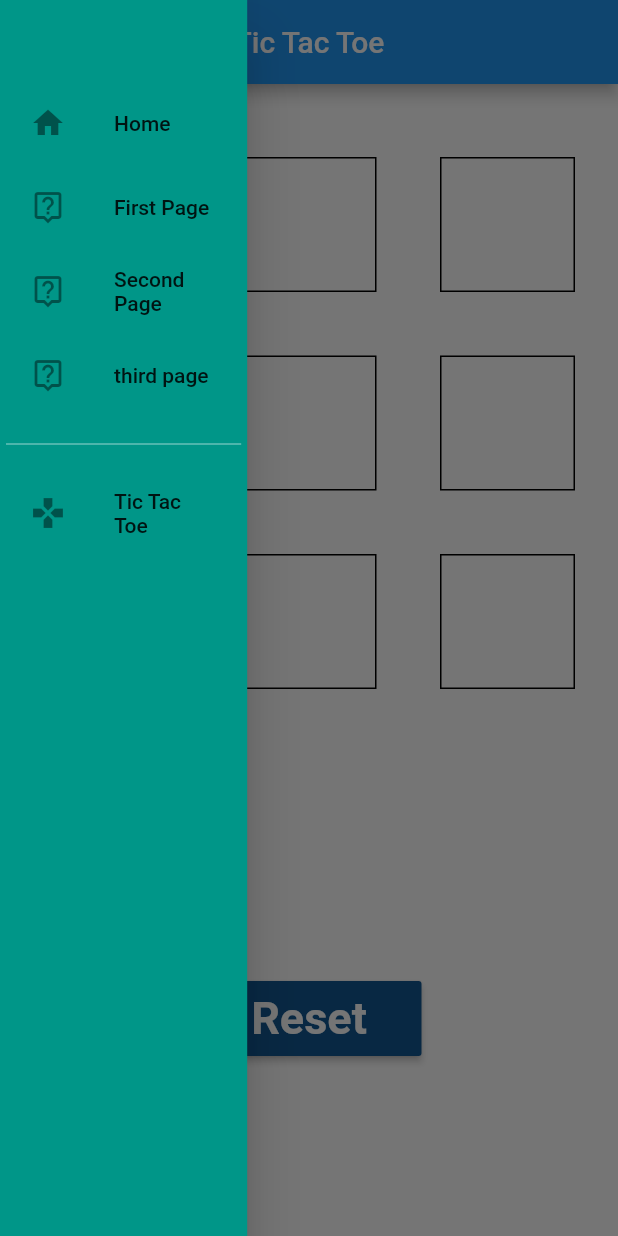
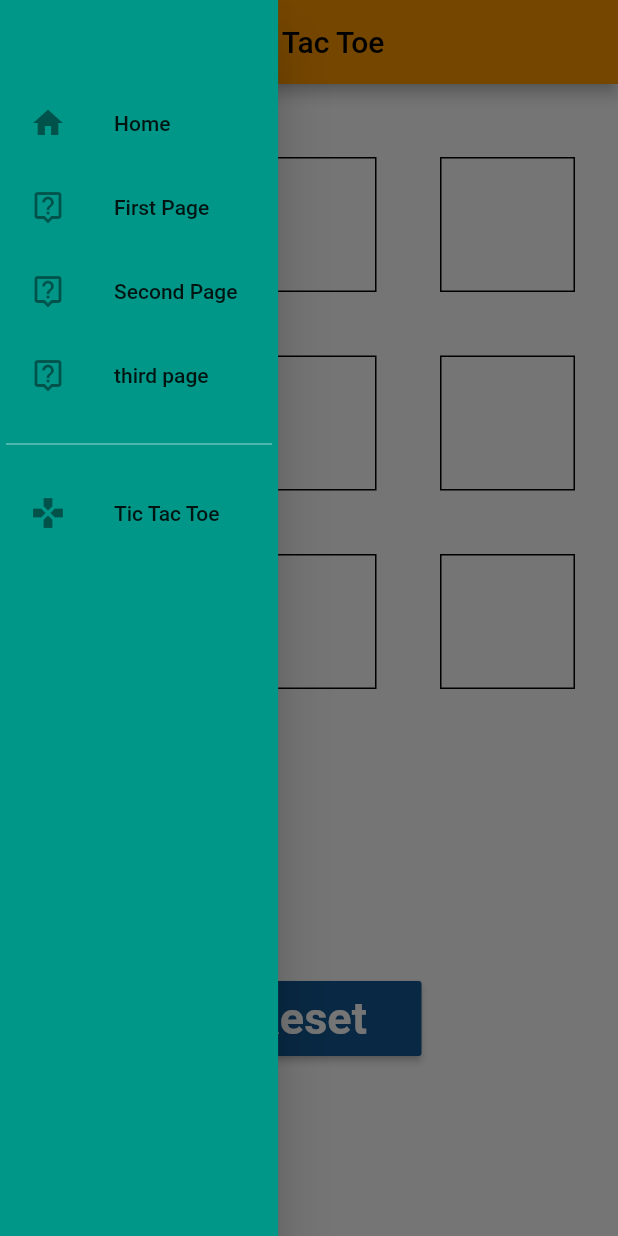
Before and after one commit to EDR3X/myApp, a Flutter app: the HomePage screen opened directly, with the side drawer open, on a phone screen of 412 x 824 dp. Run offline on Flutter 3.47's test engine with Material 2 defaults, Android fonts, the phone set to English and light mode, and no system bars.

Commit message:
theme added

```diff
--- a/lib/main.dart
+++ b/lib/main.dart
@@ -3,6 +3,9 @@
 
 void main(List<String> args) => runApp(
       MaterialApp(
+        theme: ThemeData(
+          colorScheme: ColorScheme.fromSwatch(primarySwatch: Colors.orange),
+        ),
         debugShowCheckedModeBanner: false,
         title: "My first App",
         home: login(),
--- a/lib/myDrawer.dart
+++ b/lib/myDrawer.dart
@@ -16,7 +16,7 @@
   @override
   Widget build(BuildContext context) {
     return SizedBox(
-      width: MediaQuery.of(context).size.width * 0.40,
+      width: MediaQuery.of(context).size.width * 0.45,
       child: Drawer(
         backgroundColor: Colors.teal,
         child: Padding(
```
